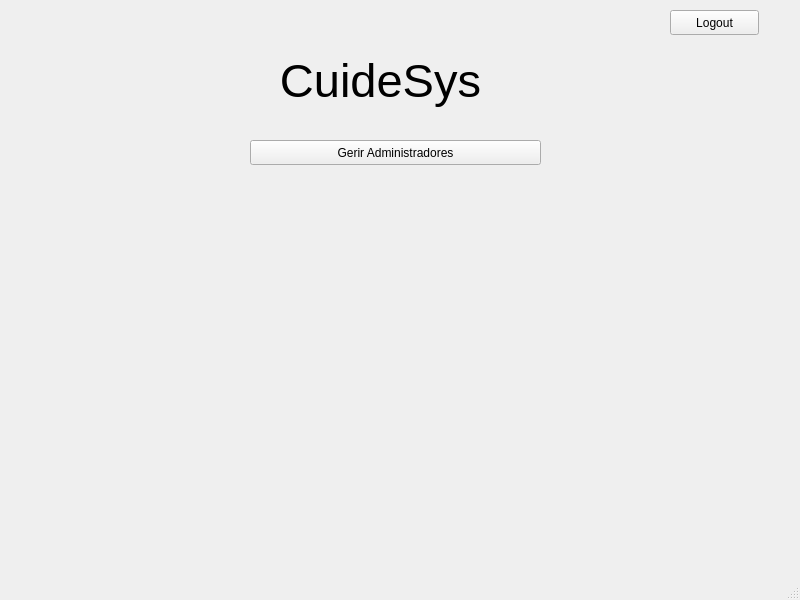
This is qt6/src/janelainicial.ui in lamarckf/cuidesys as Qt 5 draws it before an edit. The edited form follows.
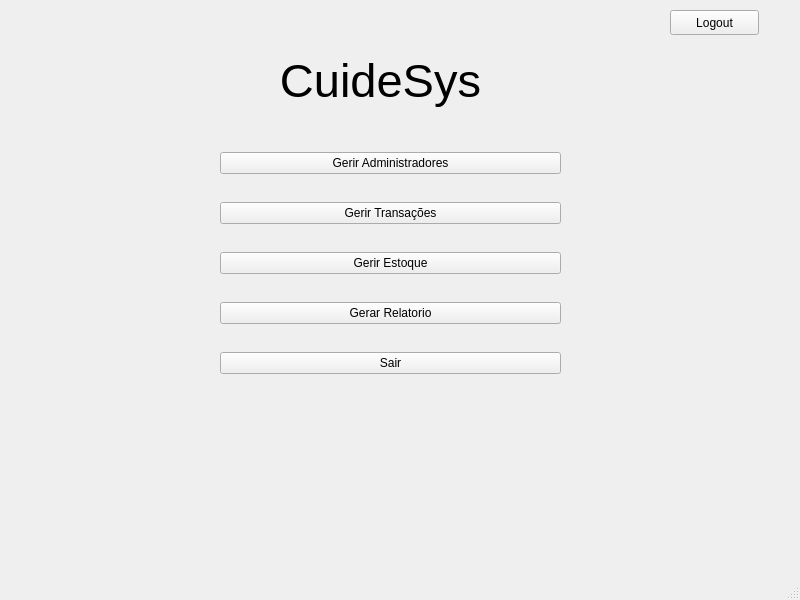
This is the edited form.

Commit message: Front-End( CadastroProduto, EditarProduto, ExcluirProduto, GerirEstoque ), Back-End(GerirEstoque)

Patch:
```diff
--- a/qt6/src/janelainicial.ui
+++ b/qt6/src/janelainicial.ui
@@ -14,19 +14,6 @@
    <string>MainWindow</string>
   </property>
   <widget class="QWidget" name="centralwidget">
-   <widget class="QPushButton" name="bt_admin">
-    <property name="geometry">
-     <rect>
-      <x>250</x>
-      <y>140</y>
-      <width>291</width>
-      <height>25</height>
-     </rect>
-    </property>
-    <property name="text">
-     <string>Gerir Administradores</string>
-    </property>
-   </widget>
    <widget class="QPushButton" name="bt_logout">
     <property name="geometry">
      <rect>
@@ -74,6 +61,53 @@
      <set>Qt::AlignCenter</set>
     </property>
    </widget>
+   <widget class="QWidget" name="">
+    <property name="geometry">
+     <rect>
+      <x>220</x>
+      <y>130</y>
+      <width>341</width>
+      <height>271</height>
+     </rect>
+    </property>
+    <layout class="QVBoxLayout" name="verticalLayout">
+     <item>
+      <widget class="QPushButton" name="bt_admin">
+       <property name="text">
+        <string>Gerir Administradores</string>
+       </property>
+      </widget>
+     </item>
+     <item>
+      <widget class="QPushButton" name="bt_transacoes">
+       <property name="text">
+        <string>Gerir Transações</string>
+       </property>
+      </widget>
+     </item>
+     <item>
+      <widget class="QPushButton" name="bt_estoque">
+       <property name="text">
+        <string>Gerir Estoque</string>
+       </property>
+      </widget>
+     </item>
+     <item>
+      <widget class="QPushButton" name="bt_relatorio">
+       <property name="text">
+        <string>Gerar Relatorio</string>
+       </property>
+      </widget>
+     </item>
+     <item>
+      <widget class="QPushButton" name="bt_sair">
+       <property name="text">
+        <string>Sair</string>
+       </property>
+      </widget>
+     </item>
+    </layout>
+   </widget>
   </widget>
   <widget class="QStatusBar" name="statusbar"/>
  </widget>
```
The commit also changes 63 other files.
